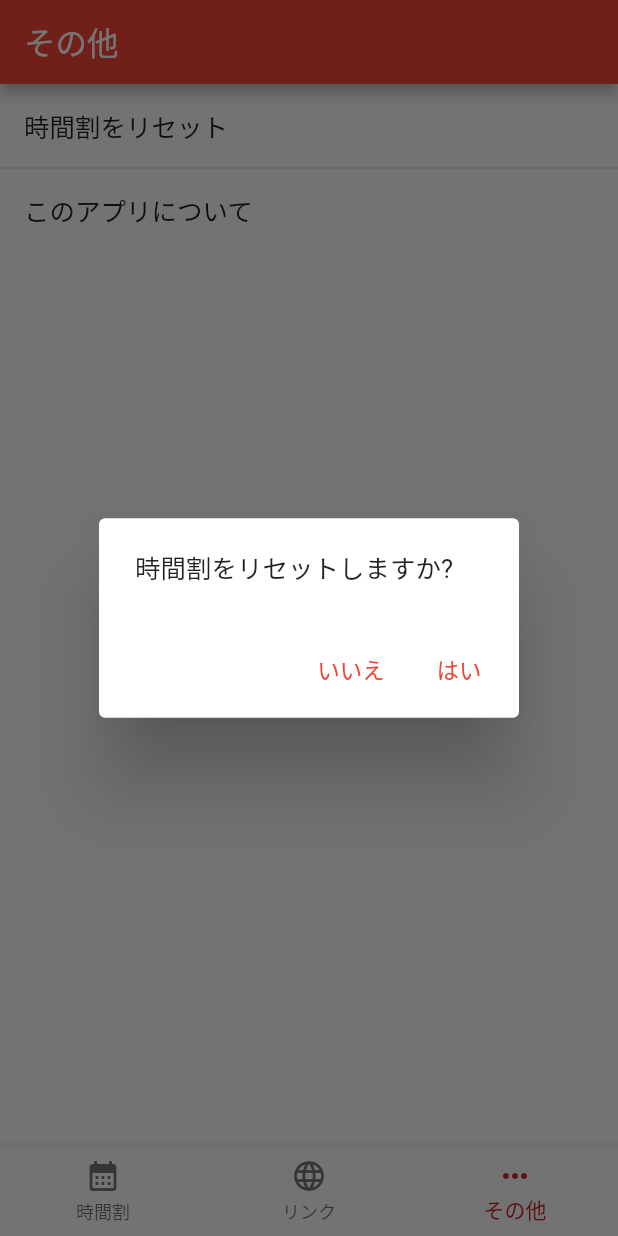
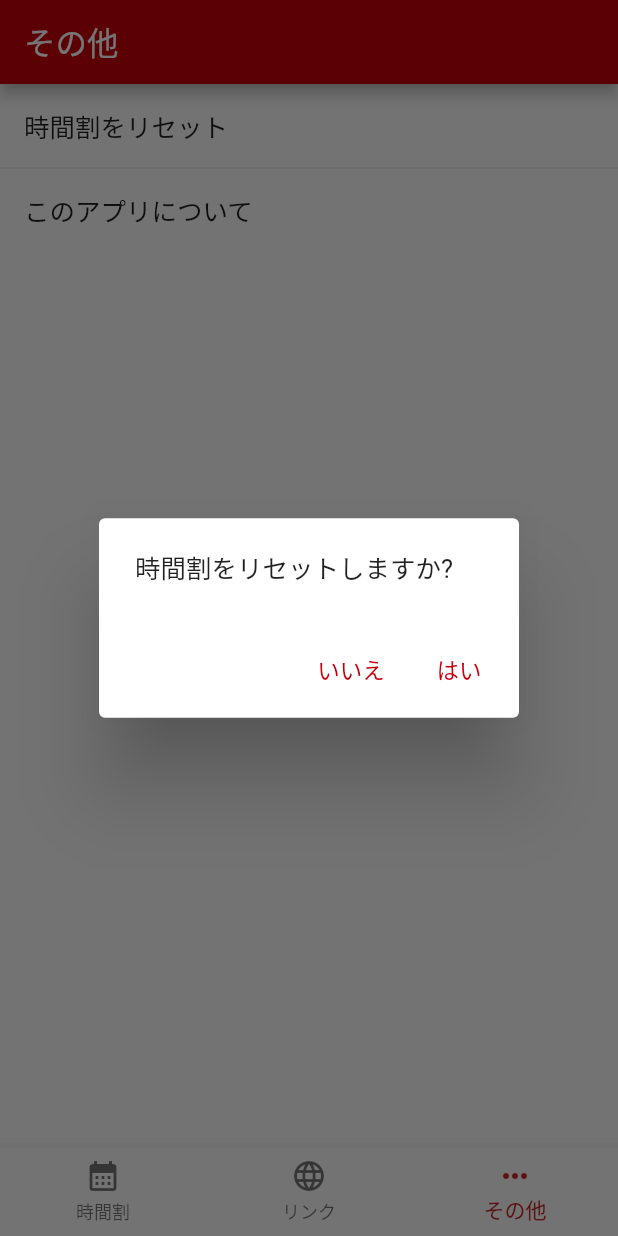
Before and after one commit to eyr1n/TUTility, a Flutter app: the screen it shows after launch, item 3 of the bottom bar chosen, after a tap on "時間割をリセット", on a phone screen of 412 x 824 dp. Run offline on Flutter 3.47's test engine with Material 2 defaults, Android fonts, the phone set to English and light mode, and no system bars; our stand-ins replace package_info_plus, shared_preferences, webview_flutter; missing offline and left inert: flutter_custom_tabs.

Commit message:
v1.1.5+5

```diff
--- a/lib/main.dart
+++ b/lib/main.dart
@@ -3,6 +3,19 @@ import 'package:flutter_localizations/flutter_localizations.dart';
 import 'package:flutter/services.dart';
 
 import 'widgets/navbar.dart';
+
+const MaterialColor tutilityPalette = MaterialColor(0xFFC7000A, <int, Color>{
+  50: Color(0xFFF8E0E2),
+  100: Color(0xFFEEB3B6),
+  200: Color(0xFFE38085),
+  300: Color(0xFFD84D54),
+  400: Color(0xFFCF262F),
+  500: Color(0xFFC7000A),
+  600: Color(0xFFC10009),
+  700: Color(0xFFBA0007),
+  800: Color(0xFFB30005),
+  900: Color(0xFFA60003),
+});
 
 Future main() async {
   WidgetsFlutterBinding.ensureInitialized();
@@ -19,8 +32,9 @@ class TUTilityApp extends StatelessWidget {
       title: 'TUTility',
       localizationsDelegates: GlobalMaterialLocalizations.delegates,
       supportedLocales: const [Locale('ja')],
+      locale: const Locale('ja'),
       theme: ThemeData(
-        primarySwatch: Colors.red,
+        primarySwatch: tutilityPalette,
       ),
       home: const TUTilityNavBar(),
       debugShowCheckedModeBanner: false,
--- a/lib/pages/links.dart
+++ b/lib/pages/links.dart
@@ -1,7 +1,5 @@
-import 'dart:io';
-
 import 'package:flutter/material.dart';
-import 'package:url_launcher/url_launcher.dart';
+import 'package:flutter_custom_tabs/flutter_custom_tabs.dart';
 
 class LinkItem {
   final String name;
@@ -37,12 +35,7 @@ class LinksPage extends StatelessWidget {
                 (item) => ListTile(
                   title: Text(item.name),
                   onTap: () {
-                    if (Platform.isIOS) {
-                      launchUrl(Uri.parse(item.url));
-                    } else {
-                      launchUrl(Uri.parse(item.url),
-                          mode: LaunchMode.externalApplication);
-                    }
+                    launch(item.url);
                   },
                 ),
               )
--- a/lib/pages/timetable.dart
+++ b/lib/pages/timetable.dart
@@ -6,7 +6,6 @@ import 'package:shared_preferences/shared_preferences.dart';
 
 import '../widgets/timetable_tile.dart';
 import 'get_timetable.dart';
-
 import '../utils/tile_data.dart';
 
 class TimetablePage extends StatefulWidget {
@@ -19,6 +18,7 @@ class TimetablePage extends StatefulWidget {
 class _TimetablePageState extends State<TimetablePage> {
   List<List<TileData?>> tiles = [];
   String getDate = '';
+  String noTimetable = '';
 
   void _loadTimetable() async {
     final SharedPreferences prefs = await SharedPreferences.getInstance();
@@ -33,6 +33,10 @@ class _TimetablePageState extends State<TimetablePage> {
           getDate = DateFormat('y年M月d日').format(parsed);
         });
       }
+    } else {
+      setState(() {
+        noTimetable = '右上のボタンから時間割を取得できます';
+      });
     }
   }
 
@@ -65,6 +69,12 @@ class _TimetablePageState extends State<TimetablePage> {
       ),
       body: getDate.isNotEmpty
           ? SingleChildScrollView(
+              child: Container(
+                alignment: Alignment.center,
+                child: Container(
+                  constraints: const BoxConstraints(
+                    maxWidth: 640,
+                  ),
                   child: Column(
                     children: [
                       Container(
@@ -109,9 +119,11 @@ class _TimetablePageState extends State<TimetablePage> {
                       ),
                     ],
                   ),
+                ),
+              ),
             )
-          : const Center(
-              child: Text('右上のボタンから時間割を取得できます'),
+          : Center(
+              child: Text(noTimetable),
             ),
     );
   }
--- a/lib/widgets/navbar.dart
+++ b/lib/widgets/navbar.dart
@@ -41,9 +41,9 @@ class _TUTilityNavBarState extends State<TUTilityNavBar> {
         ],
         currentIndex: _selectedIndex,
         selectedItemColor: Colors.red[800],
-        onTap: (int index) {
+        onTap: (int idx) {
           setState(() {
-            _selectedIndex = index;
+            _selectedIndex = idx;
           });
         },
         type: BottomNavigationBarType.fixed,
--- a/lib/widgets/timetable_tile.dart
+++ b/lib/widgets/timetable_tile.dart
@@ -1,5 +1,5 @@
 import 'package:flutter/material.dart';
-import 'package:url_launcher/url_launcher.dart';
+import 'package:flutter_custom_tabs/flutter_custom_tabs.dart';
 
 import '../utils/palette.dart';
 import '../utils/tile_data.dart';
@@ -98,7 +98,7 @@ class TimetableTile extends StatelessWidget {
                         TextButton(
                           child: const Text("シラバス"),
                           onPressed: () {
-                            launchUrl(Uri.parse(tileData.syllabus));
+                            launch(tileData.syllabus);
                           },
                         ),
                         TextButton(
--- a/pubspec.yaml
+++ b/pubspec.yaml
@@ -1,6 +1,6 @@
 name: tutility
 publish_to: 'none'
-version: 1.1.4+4
+version: 1.1.5+5
 
 environment:
   sdk: '>=2.16.2 <3.0.0'
@@ -8,6 +8,7 @@ environment:
 dependencies:
   flutter:
     sdk: flutter
+  flutter_custom_tabs: ^1.0.4
   flutter_launcher_icons: ^0.9.2
   flutter_localizations:
     sdk: flutter
@@ -15,7 +16,6 @@ dependencies:
   json_annotation: ^4.5.0
   package_info_plus: ^1.4.2
   shared_preferences: ^2.0.15
-  url_launcher: ^6.1.2
   webview_flutter: ^3.0.4
 
 dev_dependencies:
```
Also changed, not shown: pubspec.lock, 5 other files. Lines whose indentation alone changed are shown as unchanged.
